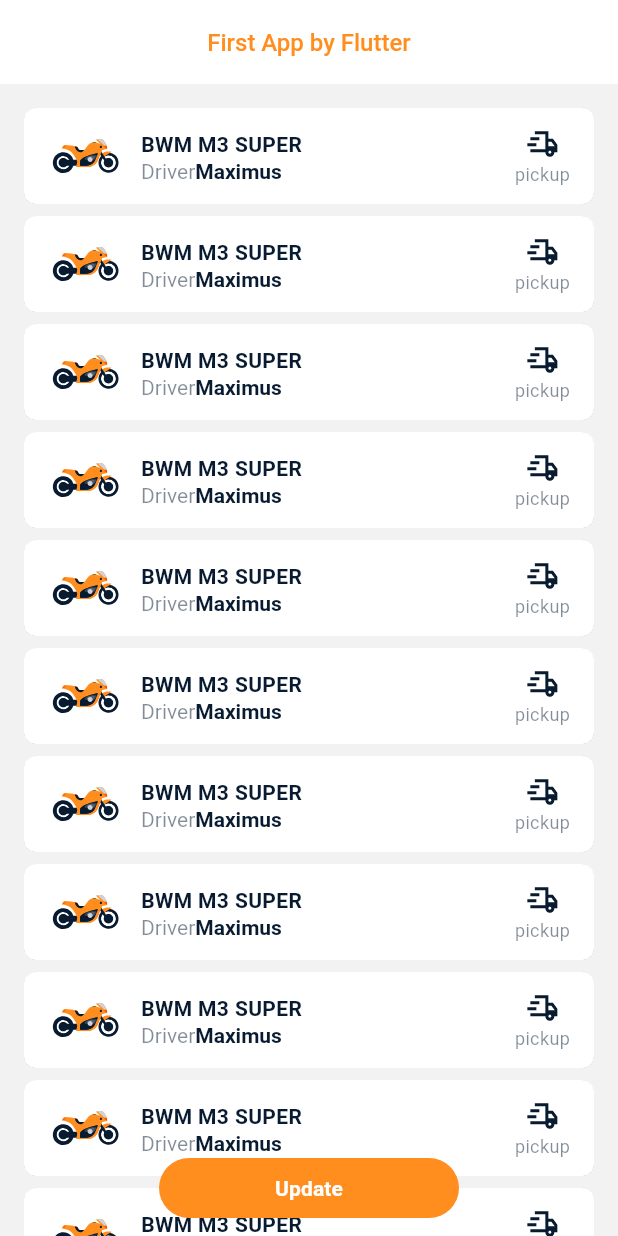
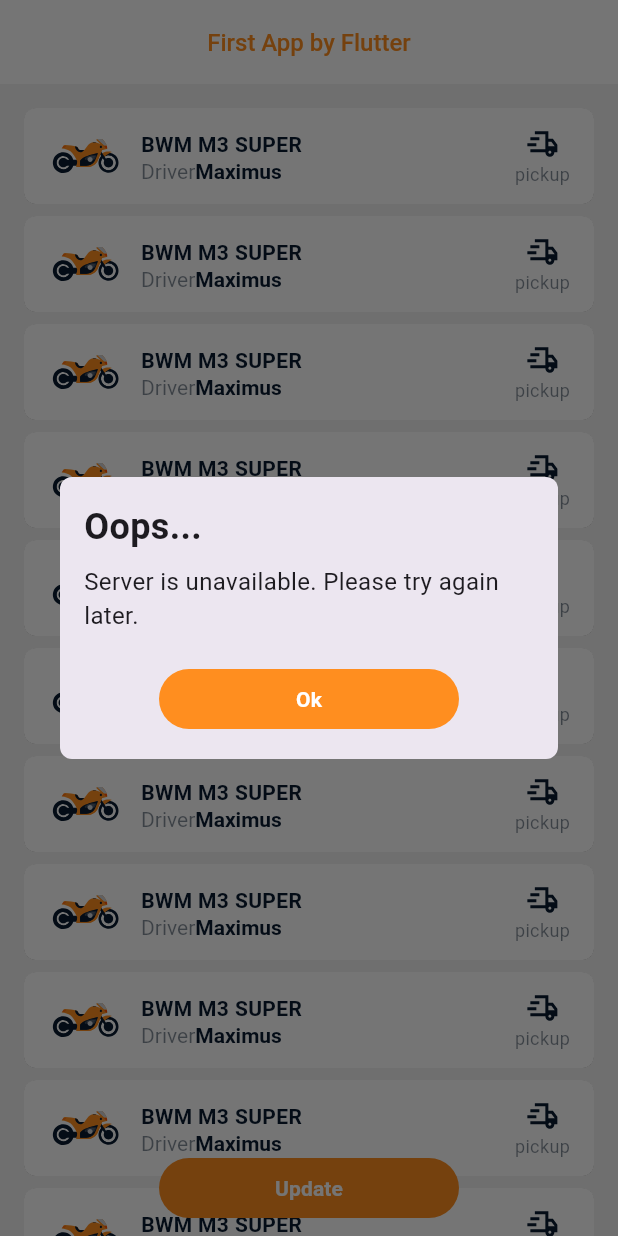
Before and after one commit to ArkHak/first_project_flutter, a Flutter app: the screen it shows after launch, after a tap on "Update", on a phone screen of 412 x 824 dp. Run offline on Flutter 3.47's test engine with Material 3 defaults, Android fonts, the phone set to English and light mode, and no system bars; our stand-ins replace flutter_svg.

Commit message:
step 8  - add alert dialog;

```diff
--- /dev/null
+++ b/lib/design/dialog/error_dialog.dart
@@ -0,0 +1,46 @@
+import 'package:flutter/material.dart';
+
+import '../widgets/accent_button.dart';
+import '../dimensions.dart';
+
+class ErrorDialog extends StatelessWidget {
+  final String descriptions;
+
+  const ErrorDialog({super.key, required this.descriptions});
+
+  @override
+  Widget build(BuildContext context) {
+    return Dialog(
+      shape:
+          RoundedRectangleBorder(borderRadius: BorderRadius.circular(radius8)),
+      child: Padding(
+        padding: const EdgeInsets.all(padding16),
+        child: Column(
+          crossAxisAlignment: CrossAxisAlignment.start,
+          mainAxisSize: MainAxisSize.min,
+          children: <Widget>[
+            const Text(
+              "Oops...",
+              style:
+                  TextStyle(fontSize: fontSize24, fontWeight: FontWeight.w600),
+            ),
+            const SizedBox(height: height8),
+            Text(
+              descriptions,
+              style: const TextStyle(
+                  fontSize: fontSize16, fontWeight: FontWeight.w400),
+            ),
+            const SizedBox(height: height20),
+            Center(
+              child: AccentButton(
+                  title: "Ok",
+                  onTap: () {
+                    Navigator.pop(context);
+                  }),
+            )
+          ],
+        ),
+      ),
+    );
+  }
+}
--- a/lib/design/dimensions.dart
+++ b/lib/design/dimensions.dart
@@ -8,10 +8,12 @@ const double padding16 = 16;
 const double fontSize12 = 12;
 const double fontSize14 = 14;
 const double fontSize16 = 16;
+const double fontSize24 = 24;
 
 const double width200 = 200;
 
 const double height8 = 8;
+const double height20 = 20;
 const double height40 = 40;
 const double height64 = 64;
 
--- a/lib/pages/vehicle/vehicle_list.dart
+++ b/lib/pages/vehicle/vehicle_list.dart
@@ -1,5 +1,6 @@
 import 'package:flutter/material.dart';
 
+import '../../design/dialog/error_dialog.dart';
 import '../../design/widgets/accent_button.dart';
 import '../../design/dimensions.dart';
 import 'vehicle_item.dart';
@@ -11,7 +12,7 @@ class VehicleList extends StatelessWidget {
   Widget build(BuildContext context) {
     return Stack(children: <Widget>[
       _list(context),
-      Align(alignment: Alignment.bottomCenter, child: _updateButton())
+      Align(alignment: Alignment.bottomCenter, child: _updateButton(context))
     ]);
   }
 
@@ -34,12 +35,25 @@ class VehicleList extends StatelessWidget {
         });
   }
 
-  Widget _updateButton() {
+  Widget _updateButton(BuildContext context) {
     return SafeArea(
         child: Padding(
       padding: const EdgeInsets.only(
           right: padding16, bottom: padding8, left: padding16),
-      child: AccentButton(title: "Update", onTap: () {}),
+      child: AccentButton(
+          title: "Update",
+          onTap: () {
+            _showDialogError(context);
+          }),
     ));
   }
+
+  void _showDialogError(BuildContext context) {
+    showDialog(
+        context: context,
+        builder: (BuildContext context) {
+          return const ErrorDialog(
+              descriptions: "Server is unavailable. Please try again later.");
+        });
+  }
 }
```
